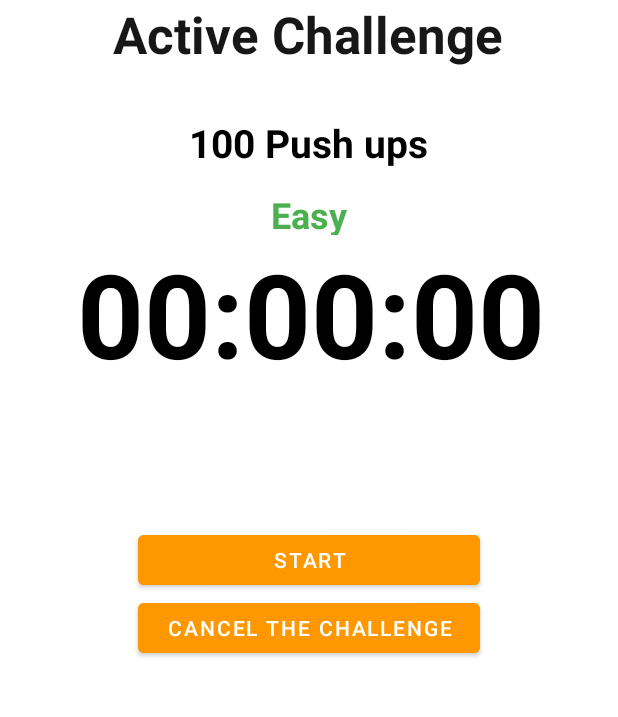
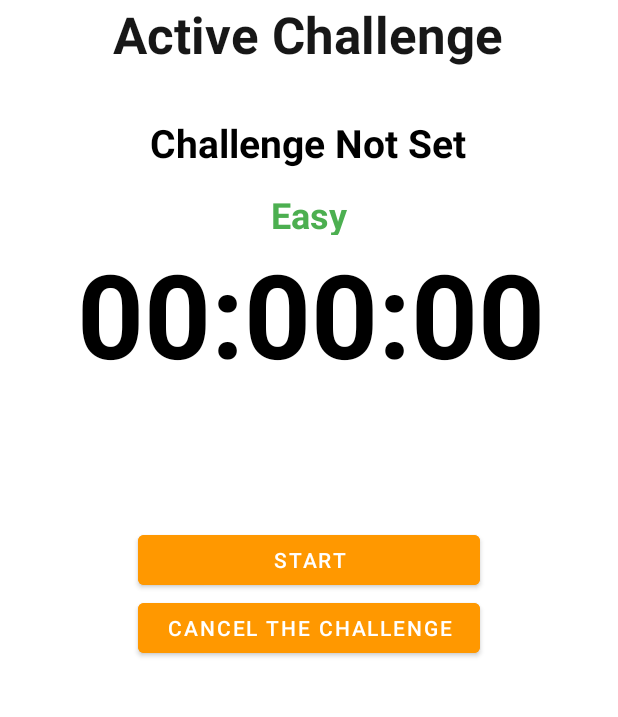
Before and after one commit to gabber235/BeSportive, an Android app: the ActiveChallengeActivity screen opened directly, with no data from a screen before it, on a phone screen of 412 x 824 dp, the part 192-909 px from its top. Run offline under Robolectric (Android 15) with nearby library versions, the phone set to English and light mode, and no system bars.

Commit message:
ACTIVE CHALLENGE DISPLAYS CLICKED CHALLENGE !!!! LETS GO

```diff
--- a/app/src/main/java/nl/tue/besportive/ActiveChallengeActivity.java
+++ b/app/src/main/java/nl/tue/besportive/ActiveChallengeActivity.java
@@ -3,11 +3,13 @@ package nl.tue.besportive;
 import android.content.DialogInterface;
 import android.content.Intent;
 import android.os.Bundle;
+import android.util.Log;
 import android.view.View;
 import android.widget.Button;
 import android.widget.TextView;
 
 import androidx.appcompat.app.AppCompatActivity;
+import androidx.constraintlayout.motion.widget.Debug;
 import androidx.core.content.ContextCompat;
 import androidx.appcompat.app.AlertDialog;
 
@@ -29,6 +31,8 @@ public class ActiveChallengeActivity extends AppCompatActivity {
     TimerTask timerTask;
     Double time = 0.0;
 
+    TextView activeChallengedisplay;
+
     boolean timerStarted = false;
 
     @Override
@@ -42,6 +46,16 @@ public class ActiveChallengeActivity extends AppCompatActivity {
 
         timer = new Timer();
 
+        activeChallengedisplay = (TextView) findViewById(R.id.activeChallengedisplay);
+
+        String name ="Challenge Not Set";
+        Bundle extras =  getIntent().getExtras();
+
+        if (extras != null){
+            name = extras.getString("name");
+
+        }
+        activeChallengedisplay.setText(name);
     }
 
     public void resetTapped(View view)
--- a/app/src/main/res/layout/activity_active_challenge.xml
+++ b/app/src/main/res/layout/activity_active_challenge.xml
@@ -34,7 +34,7 @@
         app:layout_constraintTop_toTopOf="parent" />
 
     <TextView
-        android:id="@+id/textView8"
+        android:id="@+id/activeChallengedisplay"
         android:layout_width="300dp"
         android:layout_height="39dp"
         android:layout_marginStart="50dp"
@@ -64,7 +64,7 @@
         app:layout_constraintEnd_toEndOf="parent"
         app:layout_constraintHorizontal_bias="0.484"
         app:layout_constraintStart_toStartOf="parent"
-        app:layout_constraintTop_toBottomOf="@+id/textView8" />
+        app:layout_constraintTop_toBottomOf="@+id/activeChallengedisplay" />
 
     <TextView
         android:id="@+id/tv_challengeDifficulty"
```
Also changed, not shown: app/src/main/java/nl/tue/besportive/ChallengesActivity.java (+21 -21 lines), app/src/main/java/nl/tue/besportive/RecycleViewAdapter.java (+23 -7 lines).
